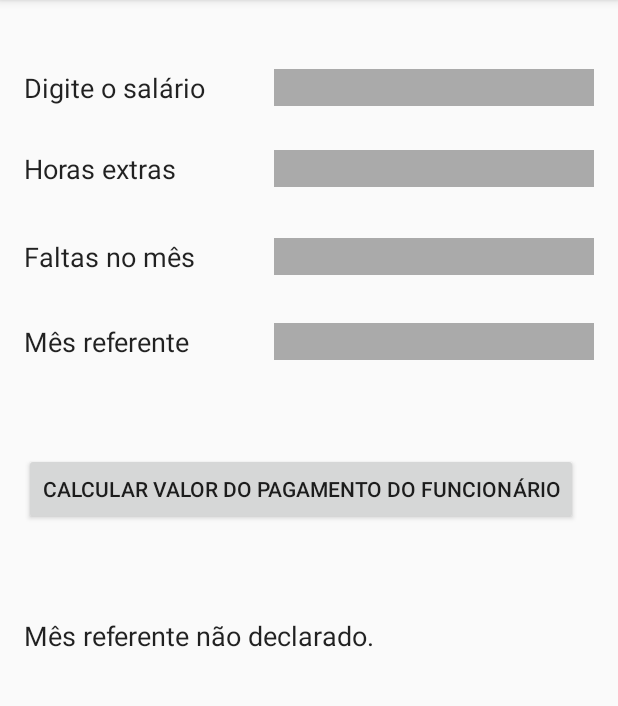
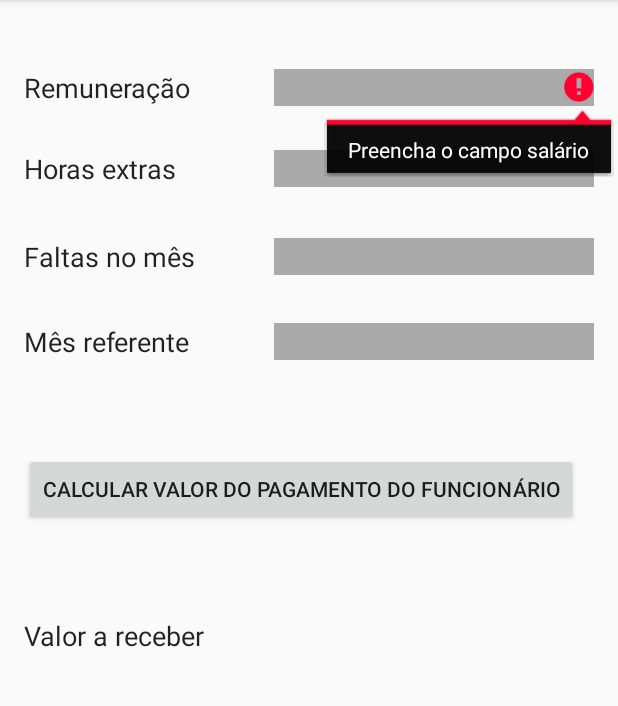
Before and after one commit to Allaph/Folha-de-Pagamento, an Android app: the FolhaDePagamentoActivity screen opened directly, with no data from a screen before it, after a tap on "CALCULAR VALOR DO PAGAMENTO DO FUNCIONÁR", on a phone screen of 412 x 824 dp, the part 84-790 px from its top. Run offline under Robolectric (Android 15) with nearby library versions, the phone set to English and light mode, and no system bars.

```diff
--- a/app/src/main/java/folhadepagamento/cursoandroid/com/folhadepagamento/FolhaDePagamentoActivity.java
+++ b/app/src/main/java/folhadepagamento/cursoandroid/com/folhadepagamento/FolhaDePagamentoActivity.java
@@ -6,6 +6,14 @@ import android.view.View;
 import android.widget.Button;
 import android.widget.EditText;
 import android.widget.TextView;
+import java.text.ParseException;
+import java.text.SimpleDateFormat;
+
+import android.text.Editable;
+import android.text.TextUtils;
+import android.view.View;
+import android.widget.EditText;
+
 
 public class FolhaDePagamentoActivity extends AppCompatActivity {
 
@@ -38,12 +46,17 @@ public class FolhaDePagamentoActivity extends AppCompatActivity {
                 String salario = salarioFuncionario.getText().toString();
 
 
-                if (mes.isEmpty()){
-                    valorTotal.setText("Mês referente não declarado.");
-                }else{
+                if (salario.isEmpty()) {
+                    Validator.validateNotNull(salarioFuncionario, "Preencha o campo salário");
+                }else if (hora.isEmpty()){
+                    Validator.validateNotNull(horaExtra, "Preencha o campo Horas extras");
+                }else if (falta.isEmpty()) {
+                    Validator.validateNotNull(faltasMensais, "Preencha o campo faltas no mês");
+                }else if (mes.isEmpty()) {
+                    Validator.validateNotNull(mesReferente, "Preencha o campo mês referente");
+                }else {
 
                     int valorSalario = Integer.parseInt(salario);
-                    int contracheque = valorSalario;
 
                     int valorHora = Integer.parseInt(hora);
                     int valorTotalHora = (valorHora * 6) + valorSalario;
--- /dev/null
+++ b/app/src/main/java/folhadepagamento/cursoandroid/com/folhadepagamento/Validator.java
@@ -0,0 +1,44 @@
+package folhadepagamento.cursoandroid.com.folhadepagamento;
+
+import android.text.Editable;
+import android.text.TextUtils;
+import android.view.View;
+import android.widget.EditText;
+
+public class Validator {
+
+    public static boolean validateNotNull(View pView, String pMessage) {
+        if (pView instanceof EditText) {
+            EditText edText = (EditText) pView;
+            Editable text = edText.getText();
+            if (text != null) {
+                String strText = text.toString();
+                if (!TextUtils.isEmpty(strText)) {
+                    return true;
+                }
+            }
+            // em qualquer outra condição é gerado um erro
+            edText.setError(pMessage);
+            edText.setFocusable(true);
+            edText.requestFocus();
+            return false;
+        }
+        return false;
+    }
+    public static boolean validateDateFormat(View pView, String pDateFormat,
+                                             String pMessage) {
+        if (pView instanceof EditText) {
+            EditText edText = (EditText) pView;
+            Editable text = edText.getText();
+            if (text != null) {
+                String strText = text.toString();
+            }
+            // em qualquer outra condição é gerado um erro
+            edText.setError(pMessage);
+            edText.setFocusable(true);
+            edText.requestFocus();
+            return false;
+        }
+        return false;
+    }
+}
--- a/app/src/main/res/layout/activity_folha_de_pagamento.xml
+++ b/app/src/main/res/layout/activity_folha_de_pagamento.xml
@@ -21,10 +21,22 @@
         android:layout_alignParentEnd="true"
         android:textAppearance="@android:style/TextAppearance.Medium" />
 
+
     <EditText
         android:layout_width="wrap_content"
         android:layout_height="wrap_content"
-        android:inputType="textPersonName"
+        android:inputType="number"
+        android:ems="10"
+        android:layout_alignTop="@+id/textView6"
+        android:layout_alignParentEnd="true"
+        android:id="@+id/valorSalarioId"
+        android:background="@android:color/darker_gray" />
+
+
+    <EditText
+        android:layout_width="wrap_content"
+        android:layout_height="wrap_content"
+        android:inputType="number"
         android:ems="10"
         android:layout_marginTop="34dp"
         android:id="@+id/faltasMensaisId"
@@ -84,7 +96,7 @@
     <EditText
         android:layout_width="wrap_content"
         android:layout_height="wrap_content"
-        android:inputType="textPersonName"
+        android:inputType="number"
         android:ems="10"
         android:id="@+id/horaExtraId"
         android:background="@android:color/darker_gray"
@@ -92,18 +104,9 @@
         android:layout_alignParentTop="true"
         android:layout_alignParentEnd="true" />
 
-    <EditText
-        android:layout_width="wrap_content"
-        android:layout_height="wrap_content"
-        android:inputType="textPersonName"
-        android:ems="10"
-        android:layout_alignTop="@+id/textView6"
-        android:layout_alignParentEnd="true"
-        android:id="@+id/valorSalarioId"
-        android:background="@android:color/darker_gray" />
 
     <TextView
-        android:text="Digite o salário"
+        android:text="Remuneração"
         android:layout_width="wrap_content"
         android:layout_height="wrap_content"
         android:layout_marginBottom="29dp"
```
Also changed, not shown: app/src/main/java/folhadepagamento/cursoandroid/com/folhadepagamento/MainActivity.java (+14 -1 lines).
